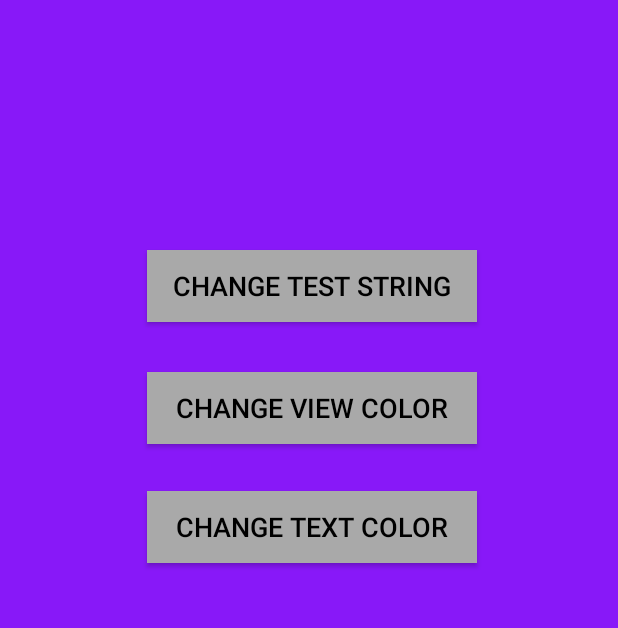
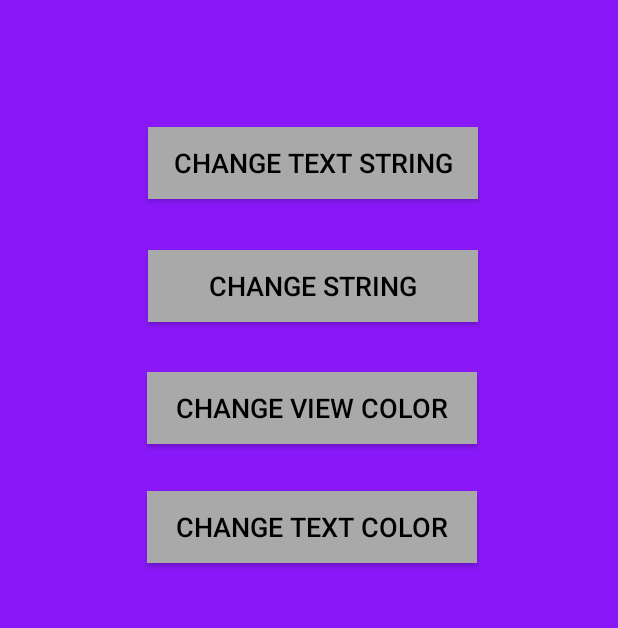
Before and after one commit to mhzhuang/codepath-prework, an Android app: the screen it shows after launch (MainActivity), on a phone screen of 412 x 824 dp, the part 530-1158 px from its top. Run offline under Robolectric (Android 15) with nearby library versions, the phone set to English and light mode, and no system bars.

Commit message:
Finish all the Optional User Stories

```diff
--- a/HelloAndroid/app/src/main/res/layout/activity_main.xml
+++ b/HelloAndroid/app/src/main/res/layout/activity_main.xml
@@ -5,7 +5,7 @@
     xmlns:tools="http://schemas.android.com/tools"
     android:layout_width="match_parent"
     android:layout_height="match_parent"
-    android:background="#8818F8"
+    android:background="@color/userdefined"
     tools:context=".MainActivity">
 
     <TextView
@@ -43,12 +43,29 @@
         android:layout_width="220dp"
         android:layout_height="48dp"
         android:background="@color/gray"
-        android:text="CHANGE TEST STRING"
+        android:text="CHANGE TEXT STRING"
         android:textColor="#000000"
         android:textSize="18sp"
+
         app:layout_constraintBottom_toBottomOf="parent"
         app:layout_constraintEnd_toEndOf="parent"
-        app:layout_constraintHorizontal_bias="0.51"
+        app:layout_constraintHorizontal_bias="0.513"
+        app:layout_constraintStart_toStartOf="parent"
+        app:layout_constraintTop_toBottomOf="@+id/textView"
+        app:layout_constraintVertical_bias="0.201" />
+
+    <Button
+        android:id="@+id/button4"
+        android:layout_width="220dp"
+        android:layout_height="48dp"
+        android:background="@color/gray"
+        android:text="CHANGE STRING"
+        android:textColor="#000000"
+        android:textSize="18sp"
+
+        app:layout_constraintBottom_toBottomOf="parent"
+        app:layout_constraintEnd_toEndOf="parent"
+        app:layout_constraintHorizontal_bias="0.513"
         app:layout_constraintStart_toStartOf="parent"
         app:layout_constraintTop_toBottomOf="@+id/textView"
         app:layout_constraintVertical_bias="0.394" />
--- a/HelloAndroid/app/src/main/res/values/colors.xml
+++ b/HelloAndroid/app/src/main/res/values/colors.xml
@@ -10,4 +10,5 @@
     <color name="red">#F80808</color>
     <color name="gray">#A9A9A9</color>
     <color name="mint">#aaf0d1</color>
+    <color name="userdefined">#8818F8</color>
 </resources>
```
Also changed, not shown: HelloAndroid/app/src/main/java/com/example/helloandroid/MainActivity.kt (+49 -23 lines).
